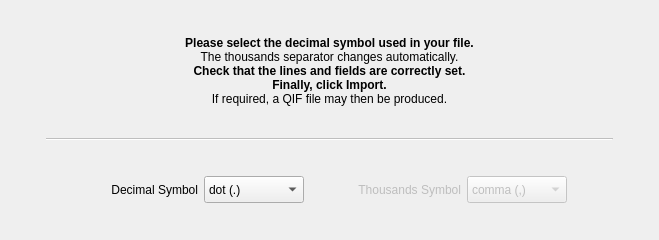
First picture: the form in kmymoney/plugins/csvimport/completionwizardpage.ui, repository KDE/kmymoney, before the edit.
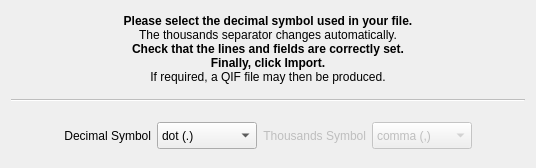
Second picture: the form after the edit. Custom widgets are drawn as their Qt base class.

```diff
--- a/kmymoney/plugins/csvimport/completionwizardpage.ui
+++ b/kmymoney/plugins/csvimport/completionwizardpage.ui
@@ -6,62 +6,22 @@
    <rect>
     <x>0</x>
     <y>0</y>
-    <width>659</width>
-    <height>240</height>
+    <width>536</width>
+    <height>168</height>
    </rect>
   </property>
-  <property name="sizePolicy">
-   <sizepolicy hsizetype="Preferred" vsizetype="Preferred">
-    <horstretch>0</horstretch>
-    <verstretch>0</verstretch>
-   </sizepolicy>
-  </property>
-  <property name="minimumSize">
-   <size>
-    <width>0</width>
-    <height>230</height>
-   </size>
-  </property>
   <property name="maximumSize">
    <size>
     <width>16777215</width>
-    <height>267</height>
+    <height>200</height>
    </size>
   </property>
   <property name="windowTitle">
    <string>Completion Wizard Page</string>
   </property>
-  <layout class="QGridLayout" name="gridLayout">
-   <item row="0" column="0">
-    <layout class="QHBoxLayout" name="horizontalLayout_4" stretch="5,80,5">
+  <layout class="QHBoxLayout" name="horizontalLayout_2">
      <item>
-      <spacer name="horizontalSpacer">
-       <property name="orientation">
-        <enum>Qt::Horizontal</enum>
-       </property>
-       <property name="sizeHint" stdset="0">
-        <size>
-         <width>33</width>
-         <height>140</height>
-        </size>
-       </property>
-      </spacer>
-     </item>
-     <item>
-      <layout class="QVBoxLayout" name="verticalLayout" stretch="0,30,0,3,0,15,0">
-       <item>
-        <spacer name="verticalSpacer_2">
-         <property name="orientation">
-          <enum>Qt::Vertical</enum>
-         </property>
-         <property name="sizeHint" stdset="0">
-          <size>
-           <width>20</width>
-           <height>40</height>
-          </size>
-         </property>
-        </spacer>
-       </item>
+    <layout class="QVBoxLayout" name="verticalLayout" stretch="30,2,3,4,15,3">
        <item>
         <widget class="QLabel" name="label">
          <property name="text">
@@ -78,7 +38,7 @@
         </widget>
        </item>
        <item>
-        <spacer name="verticalSpacer_3">
+      <spacer name="verticalSpacer_2">
          <property name="orientation">
           <enum>Qt::Vertical</enum>
          </property>
@@ -104,7 +64,7 @@
         </widget>
        </item>
        <item>
-        <spacer name="verticalSpacer_4">
+      <spacer name="verticalSpacer_3">
          <property name="orientation">
           <enum>Qt::Vertical</enum>
          </property>
@@ -117,7 +77,7 @@
         </spacer>
        </item>
        <item>
-        <layout class="QHBoxLayout" name="horizontalLayout" stretch="5,15,0,20,0,6">
+      <layout class="QHBoxLayout" name="horizontalLayout">
          <property name="topMargin">
           <number>4</number>
          </property>
@@ -238,23 +198,8 @@
          </property>
          <property name="sizeHint" stdset="0">
           <size>
-           <width>20</width>
-           <height>40</height>
-          </size>
-         </property>
-        </spacer>
-       </item>
-      </layout>
-     </item>
-     <item>
-      <spacer name="horizontalSpacer_right">
-       <property name="orientation">
-        <enum>Qt::Horizontal</enum>
-       </property>
-       <property name="sizeHint" stdset="0">
-        <size>
-         <width>68</width>
-         <height>140</height>
+         <width>0</width>
+         <height>0</height>
         </size>
        </property>
       </spacer>
```
Lines whose indentation alone changed are shown as unchanged.
